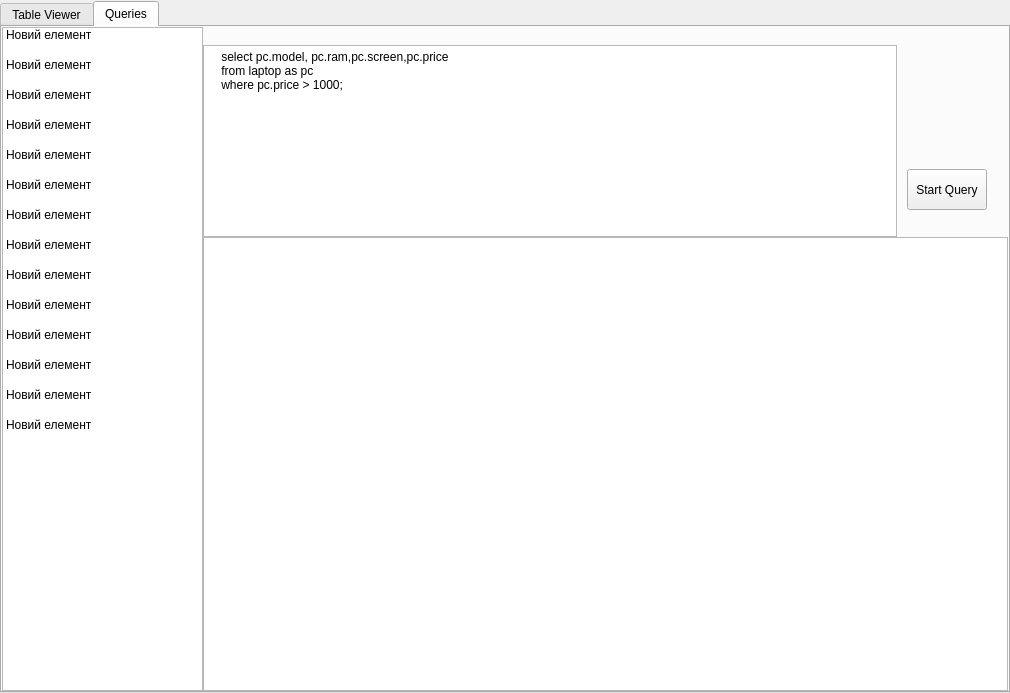
Above: dbviewer.ui from Daniel15cs/PN2025 before the change. Below: the same form after it.
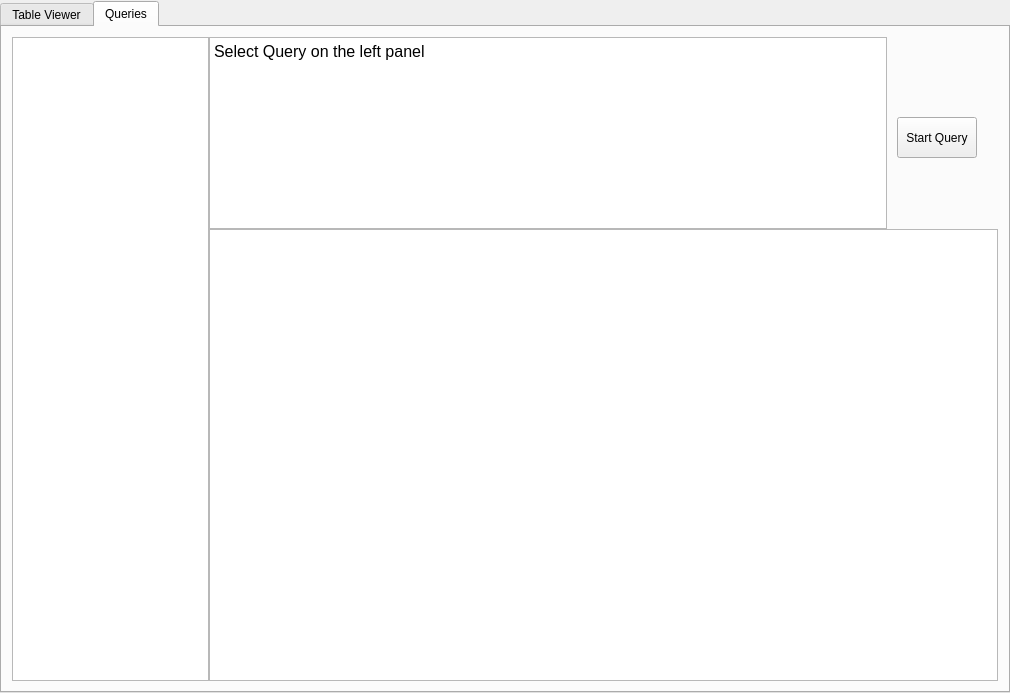
That is the form after the change.

Patch:
```diff
--- a/dbviewer.ui
+++ b/dbviewer.ui
@@ -165,16 +165,16 @@
         <number>0</number>
        </property>
        <property name="leftMargin">
-        <number>0</number>
+        <number>10</number>
        </property>
        <property name="topMargin">
-        <number>0</number>
+        <number>10</number>
        </property>
        <property name="rightMargin">
-        <number>0</number>
+        <number>10</number>
        </property>
        <property name="bottomMargin">
-        <number>0</number>
+        <number>10</number>
        </property>
        <item>
         <widget class="QListWidget" name="listWidget">
@@ -226,76 +226,6 @@
          <property name="itemAlignment">
           <set>Qt::AlignmentFlag::AlignCenter</set>
          </property>
-         <item>
-          <property name="text">
-           <string>Новий елемент</string>
-          </property>
-         </item>
-         <item>
-          <property name="text">
-           <string>Новий елемент</string>
-          </property>
-         </item>
-         <item>
-          <property name="text">
-           <string>Новий елемент</string>
-          </property>
-         </item>
-         <item>
-          <property name="text">
-           <string>Новий елемент</string>
-          </property>
-         </item>
-         <item>
-          <property name="text">
-           <string>Новий елемент</string>
-          </property>
-         </item>
-         <item>
-          <property name="text">
-           <string>Новий елемент</string>
-          </property>
-         </item>
-         <item>
-          <property name="text">
-           <string>Новий елемент</string>
-          </property>
-         </item>
-         <item>
-          <property name="text">
-           <string>Новий елемент</string>
-          </property>
-         </item>
-         <item>
-          <property name="text">
-           <string>Новий елемент</string>
-          </property>
-         </item>
-         <item>
-          <property name="text">
-           <string>Новий елемент</string>
-          </property>
-         </item>
-         <item>
-          <property name="text">
-           <string>Новий елемент</string>
-          </property>
-         </item>
-         <item>
-          <property name="text">
-           <string>Новий елемент</string>
-          </property>
-         </item>
-         <item>
-          <property name="text">
-           <string>Новий елемент</string>
-          </property>
-         </item>
-         <item>
-          <property name="text">
-           <string>Новий елемент</string>
-          </property>
-         </item>
         </widget>
        </item>
        <item>
@@ -303,13 +233,22 @@
          <property name="spacing">
           <number>0</number>
          </property>
+         <property name="topMargin">
+          <number>0</number>
+         </property>
          <item>
           <layout class="QHBoxLayout" name="horizontalLayout_5">
            <property name="topMargin">
-            <number>18</number>
+            <number>0</number>
            </property>
            <item>
-            <widget class="QTextBrowser" name="textBrowser">
+            <widget class="QTextBrowser" name="queryDesc">
+             <property name="font">
+              <font>
+               <pointsize>12</pointsize>
+               <bold>false</bold>
+              </font>
+             </property>
              <property name="html">
               <string>&lt;!DOCTYPE HTML PUBLIC &quot;-//W3C//DTD HTML 4.0//EN&quot; &quot;http://www.w3.org/TR/REC-html40/strict.dtd&quot;&gt;
 &lt;html&gt;&lt;head&gt;&lt;meta name=&quot;qrichtext&quot; content=&quot;1&quot; /&gt;&lt;meta charset=&quot;utf-8&quot; /&gt;&lt;style type=&quot;text/css&quot;&gt;
@@ -317,11 +256,8 @@
 hr { height: 1px; border-width: 0; }
 li.unchecked::marker { content: &quot;\2610&quot;; }
 li.checked::marker { content: &quot;\2612&quot;; }
-&lt;/style&gt;&lt;/head&gt;&lt;body style=&quot; font-family:'Sans Serif'; font-size:9pt; font-weight:400; font-style:normal;&quot;&gt;
-&lt;p style=&quot; margin-top:0px; margin-bottom:0px; margin-left:0px; margin-right:0px; -qt-block-indent:0; text-indent:0px;&quot;&gt;    select pc.model, pc.ram,pc.screen,pc.price &lt;/p&gt;
-&lt;p style=&quot; margin-top:0px; margin-bottom:0px; margin-left:0px; margin-right:0px; -qt-block-indent:0; text-indent:0px;&quot;&gt;    from laptop as pc&lt;/p&gt;
-&lt;p style=&quot; margin-top:0px; margin-bottom:0px; margin-left:0px; margin-right:0px; -qt-block-indent:0; text-indent:0px;&quot;&gt;    where pc.price &amp;gt; 1000;&lt;/p&gt;
-&lt;p style=&quot;-qt-paragraph-type:empty; margin-top:0px; margin-bottom:0px; margin-left:0px; margin-right:0px; -qt-block-indent:0; text-indent:0px;&quot;&gt;&lt;br /&gt;&lt;/p&gt;&lt;/body&gt;&lt;/html&gt;</string>
+&lt;/style&gt;&lt;/head&gt;&lt;body style=&quot; font-family:'Sans Serif'; font-size:12pt; font-weight:400; font-style:normal;&quot;&gt;
+&lt;p style=&quot; margin-top:0px; margin-bottom:0px; margin-left:0px; margin-right:0px; -qt-block-indent:0; text-indent:0px;&quot;&gt;Select Query on the left panel&lt;/p&gt;&lt;/body&gt;&lt;/html&gt;</string>
              </property>
             </widget>
            </item>
@@ -337,7 +273,7 @@
               <property name="geometry">
                <rect>
                 <x>10</x>
-                <y>124</y>
+                <y>80</y>
                 <width>80</width>
                 <height>41</height>
                </rect>
```
Left out of the diff: 12 changed lines with no effect on the pictures.
